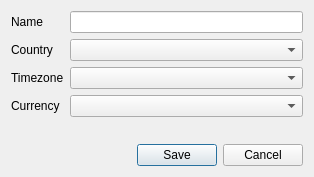
Old version of the form src/app/customerdialog.ui in the repository AlexandrePTJ/kemai.
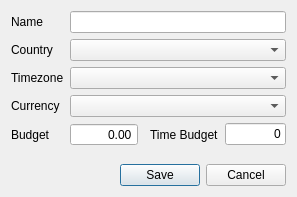
New version of the form. Custom widgets are drawn as their Qt base class.

Patch:
```diff
--- a/src/app/customerdialog.ui
+++ b/src/app/customerdialog.ui
@@ -6,8 +6,8 @@
    <rect>
     <x>0</x>
     <y>0</y>
-    <width>314</width>
-    <height>177</height>
+    <width>297</width>
+    <height>197</height>
    </rect>
   </property>
   <property name="windowTitle">
@@ -15,17 +15,7 @@
   </property>
   <layout class="QVBoxLayout" name="verticalLayout">
    <item>
-    <layout class="QFormLayout" name="formLayout">
-     <item row="0" column="0">
-      <widget class="QLabel" name="lbName">
-       <property name="text">
-        <string>Name</string>
-       </property>
-      </widget>
-     </item>
-     <item row="0" column="1">
-      <widget class="QLineEdit" name="leName"/>
-     </item>
+    <layout class="QGridLayout" name="gridLayout">
      <item row="1" column="0">
       <widget class="QLabel" name="lbName_2">
        <property name="text">
@@ -33,7 +23,20 @@
        </property>
       </widget>
      </item>
-     <item row="1" column="1">
+     <item row="4" column="3">
+      <spacer name="horizontalSpacer">
+       <property name="orientation">
+        <enum>Qt::Horizontal</enum>
+       </property>
+       <property name="sizeHint" stdset="0">
+        <size>
+         <width>40</width>
+         <height>20</height>
+        </size>
+       </property>
+      </spacer>
+     </item>
+     <item row="1" column="1" colspan="5">
       <widget class="QComboBox" name="cbCountry">
        <property name="sizePolicy">
         <sizepolicy hsizetype="Expanding" vsizetype="Fixed">
@@ -43,23 +46,6 @@
        </property>
       </widget>
      </item>
-     <item row="2" column="0">
-      <widget class="QLabel" name="lbName_3">
-       <property name="text">
-        <string>Timezone</string>
-       </property>
-      </widget>
-     </item>
-     <item row="2" column="1">
-      <widget class="QComboBox" name="cbTimezone">
-       <property name="sizePolicy">
-        <sizepolicy hsizetype="Expanding" vsizetype="Fixed">
-         <horstretch>0</horstretch>
-         <verstretch>0</verstretch>
-        </sizepolicy>
-       </property>
-      </widget>
-     </item>
      <item row="3" column="0">
       <widget class="QLabel" name="lbName_4">
        <property name="text">
@@ -67,9 +53,80 @@
        </property>
       </widget>
      </item>
-     <item row="3" column="1">
+     <item row="0" column="0">
+      <widget class="QLabel" name="lbName">
+       <property name="text">
+        <string>Name</string>
+       </property>
+      </widget>
+     </item>
+     <item row="4" column="4">
+      <widget class="QLabel" name="label_2">
+       <property name="text">
+        <string>Time Budget</string>
+       </property>
+      </widget>
+     </item>
+     <item row="2" column="1" colspan="5">
+      <widget class="QComboBox" name="cbTimezone">
+       <property name="sizePolicy">
+        <sizepolicy hsizetype="Expanding" vsizetype="Fixed">
+         <horstretch>0</horstretch>
+         <verstretch>0</verstretch>
+        </sizepolicy>
+       </property>
+      </widget>
+     </item>
+     <item row="0" column="1" colspan="5">
+      <widget class="QLineEdit" name="leName">
+       <property name="maxLength">
+        <number>150</number>
+       </property>
+      </widget>
+     </item>
+     <item row="2" column="0">
+      <widget class="QLabel" name="lbName_3">
+       <property name="text">
+        <string>Timezone</string>
+       </property>
+      </widget>
+     </item>
+     <item row="3" column="1" colspan="5">
       <widget class="QComboBox" name="cbCurrency"/>
      </item>
+     <item row="4" column="0">
+      <widget class="QLabel" name="label">
+       <property name="text">
+        <string>Budget</string>
+       </property>
+      </widget>
+     </item>
+     <item row="4" column="1" colspan="2">
+      <widget class="QDoubleSpinBox" name="sbBudget">
+       <property name="alignment">
+        <set>Qt::AlignRight|Qt::AlignTrailing|Qt::AlignVCenter</set>
+       </property>
+       <property name="buttonSymbols">
+        <enum>QAbstractSpinBox::NoButtons</enum>
+       </property>
+       <property name="prefix">
+        <string/>
+       </property>
+       <property name="maximum">
+        <double>999999999.000000000000000</double>
+       </property>
+      </widget>
+     </item>
+     <item row="4" column="5">
+      <widget class="kemai::app::DurationEdit" name="leTimeBudget">
+       <property name="text">
+        <string>0</string>
+       </property>
+       <property name="alignment">
+        <set>Qt::AlignRight|Qt::AlignTrailing|Qt::AlignVCenter</set>
+       </property>
+      </widget>
+     </item>
     </layout>
    </item>
    <item>
@@ -97,6 +154,13 @@
    </item>
   </layout>
  </widget>
+ <customwidgets>
+  <customwidget>
+   <class>kemai::app::DurationEdit</class>
+   <extends>QLineEdit</extends>
+   <header>durationedit.h</header>
+  </customwidget>
+ </customwidgets>
  <resources/>
  <connections>
   <connection>
```
